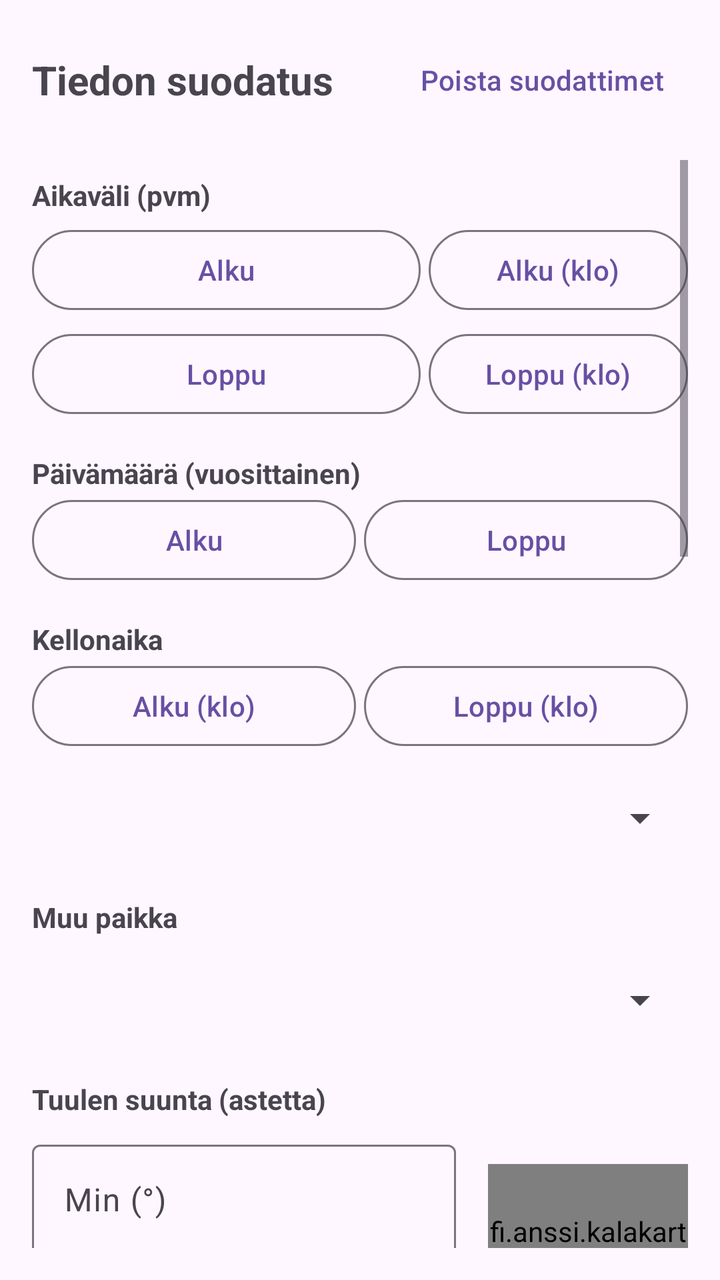
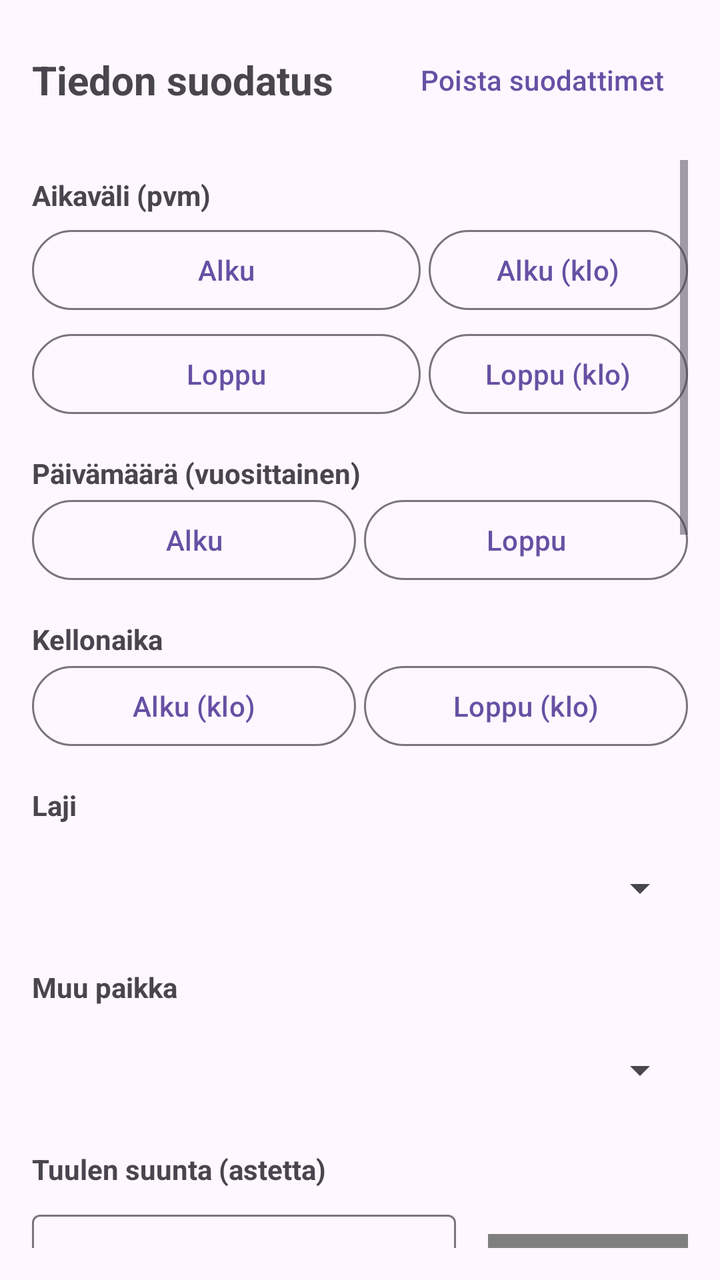

Two renders of the same Android screen: before a commit and after it. Below are the layout's source before the change and the commit's diff.
<!-- AndroidManifest.xml: application theme Theme.KalaKartta -->
<!-- res/layout/activity_filter.xml -->
<?xml version="1.0" encoding="utf-8"?>
<LinearLayout xmlns:android="http://schemas.android.com/apk/res/android"
    xmlns:app="http://schemas.android.com/apk/res-auto"
    xmlns:tools="http://schemas.android.com/tools"
    android:layout_width="match_parent"
    android:layout_height="match_parent"
    android:orientation="vertical"
    android:padding="16dp">

    <RelativeLayout
        android:layout_width="match_parent"
        android:layout_height="wrap_content"
        android:layout_marginBottom="16dp">

        <TextView
            android:layout_width="wrap_content"
            android:layout_height="wrap_content"
            android:layout_centerVertical="true"
            android:text="@string/data_filtering"
            android:textSize="20sp"
            android:textStyle="bold" />

        <Button
            android:id="@+id/clearFiltersButton"
            style="@style/Widget.Material3.Button.TextButton"
            android:layout_width="wrap_content"
            android:layout_height="wrap_content"
            android:layout_alignParentEnd="true"
            android:text="@string/clear_filters" />
    </RelativeLayout>

    <ScrollView
        android:layout_width="match_parent"
        android:layout_height="match_parent"
        android:isScrollContainer="true">

        <LinearLayout
            android:layout_width="match_parent"
            android:layout_height="wrap_content"
            android:orientation="vertical">

            
            <TextView
                android:layout_width="match_parent"
                android:layout_height="wrap_content"
                android:text="@string/date_range"
                android:textStyle="bold"
                android:layout_marginTop="8dp"/>

            <LinearLayout
                android:layout_width="match_parent"
                android:layout_height="wrap_content"
                android:orientation="horizontal"
                android:gravity="center_vertical"
                android:layout_marginTop="4dp">
                <Button
                    android:id="@+id/startDateButton"
                    style="@style/Widget.Material3.Button.OutlinedButton"
                    android:layout_width="0dp"
                    android:layout_weight="1.5"
                    android:layout_height="wrap_content"
                    android:text="@string/start_date" />
                <ImageButton
                    android:id="@+id/clearStartDateButton"
                    android:layout_width="40dp"
                    android:layout_height="40dp"
                    android:background="?attr/selectableItemBackgroundBorderless"
                    android:src="@android:drawable/ic_menu_close_clear_cancel"
                    app:tint="@android:color/holo_red_dark"
                    android:visibility="gone"
                    tools:visibility="visible"
                    android:contentDescription="Tyhjennä" />
                <Button
                    android:id="@+id/startTimeButton"
                    style="@style/Widget.Material3.Button.OutlinedButton"
                    android:layout_width="0dp"
                    android:layout_weight="1"
                    android:layout_height="wrap_content"
                    android:layout_marginStart="4dp"
                    android:text="@string/start_time" />
                <ImageButton
                    android:id="@+id/clearStartTimeButton"
                    android:layout_width="40dp"
                    android:layout_height="40dp"
                    android:background="?attr/selectableItemBackgroundBorderless"
                    android:src="@android:drawable/ic_menu_close_clear_cancel"
                    app:tint="@android:color/holo_red_dark"
                    android:visibility="gone"
                    tools:visibility="visible"
                    android:contentDescription="Tyhjennä" />
            </LinearLayout>

            <LinearLayout
                android:layout_width="match_parent"
                android:layout_height="wrap_content"
                android:orientation="horizontal"
                android:gravity="center_vertical"
                android:layout_marginTop="4dp">
                <Button
                    android:id="@+id/endDateButton"
                    style="@style/Widget.Material3.Button.OutlinedButton"
                    android:layout_width="0dp"
                    android:layout_weight="1.5"
                    android:layout_height="wrap_content"
                    android:text="@string/end_date" />
                <ImageButton
                    android:id="@+id/clearEndDateButton"
                    android:layout_width="40dp"
                    android:layout_height="40dp"
                    android:background="?attr/selectableItemBackgroundBorderless"
                    android:src="@android:drawable/ic_menu_close_clear_cancel"
                    app:tint="@android:color/holo_red_dark"
                    android:visibility="gone"
                    tools:visibility="visible"
                    android:contentDescription="Tyhjennä" />
                <Button
                    android:id="@+id/endTimeButton"
                    style="@style/Widget.Material3.Button.OutlinedButton"
                    android:layout_width="0dp"
                    android:layout_weight="1"
                    android:layout_height="wrap_content"
                    android:layout_marginStart="4dp"
                    android:text="@string/end_time" />
                <ImageButton
                    android:id="@+id/clearEndTimeButton"
                    android:layout_width="40dp"
                    android:layout_height="40dp"
                    android:background="?attr/selectableItemBackgroundBorderless"
                    android:src="@android:drawable/ic_menu_close_clear_cancel"
                    app:tint="@android:color/holo_red_dark"
                    android:visibility="gone"
                    tools:visibility="visible"
                    android:contentDescription="Tyhjennä" />
            </LinearLayout>

            
            <TextView
                android:layout_width="match_parent"
                android:layout_height="wrap_content"
                android:text="@string/annual_date_range"
                android:textStyle="bold"
                android:layout_marginTop="16dp"/>

            <LinearLayout
                android:layout_width="match_parent"
                android:layout_height="wrap_content"
                android:orientation="horizontal"
                android:gravity="center_vertical">
                <Button
                    android:id="@+id/annualStartButton"
                    style="@style/Widget.Material3.Button.OutlinedButton"
                    android:layout_width="0dp"
                    android:layout_weight="1"
                    android:layout_height="wrap_content"
                    android:text="@string/start_date" />
                <ImageButton
                    android:id="@+id/clearAnnualStartDateButton"
                    android:layout_width="40dp"
                    android:layout_height="40dp"
                    android:background="?attr/selectableItemBackgroundBorderless"
                    android:src="@android:drawable/ic_menu_close_clear_cancel"
                    app:tint="@android:color/holo_red_dark"
                    android:visibility="gone"
                    tools:visibility="visible"
                    android:contentDescription="Tyhjennä" />
                <Button
                    android:id="@+id/annualEndButton"
                    style="@style/Widget.Material3.Button.OutlinedButton"
                    android:layout_width="0dp"
                    android:layout_weight="1"
                    android:layout_height="wrap_content"
                    android:layout_marginStart="4dp"
                    android:text="@string/end_date" />
                <ImageButton
                    android:id="@+id/clearAnnualEndDateButton"
                    android:layout_width="40dp"
                    android:layout_height="40dp"
                    android:background="?attr/selectableItemBackgroundBorderless"
                    android:src="@android:drawable/ic_menu_close_clear_cancel"
                    app:tint="@android:color/holo_red_dark"
                    android:visibility="gone"
                    tools:visibility="visible"
                    android:contentDescription="Tyhjennä" />
            </LinearLayout>

            <TextView
                android:layout_width="match_parent"
                android:layout_height="wrap_content"
                android:text="@string/time_range"
                android:textStyle="bold"
                android:layout_marginTop="16dp"/>

            <LinearLayout
                android:layout_width="match_parent"
                android:layout_height="wrap_content"
                android:orientation="horizontal"
                android:gravity="center_vertical">
                <Button
                    android:id="@+id/annualStartTimeButton"
                    style="@style/Widget.Material3.Button.OutlinedButton"
                    android:layout_width="0dp"
                    android:layout_weight="1"
                    android:layout_height="wrap_content"
                    android:text="@string/start_time" />
                <ImageButton
                    android:id="@+id/clearAnnualStartTimeButton"
                    android:layout_width="40dp"
                    android:layout_height="40dp"
                    android:background="?attr/selectableItemBackgroundBorderless"
                    android:src="@android:drawable/ic_menu_close_clear_cancel"
                    app:tint="@android:color/holo_red_dark"
                    android:visibility="gone"
                    tools:visibility="visible"
                    android:contentDescription="Tyhjennä" />
                <Button
                    android:id="@+id/annualEndTimeButton"
                    style="@style/Widget.Material3.Button.OutlinedButton"
                    android:layout_width="0dp"
                    android:layout_weight="1"
                    android:layout_height="wrap_content"
                    android:layout_marginStart="4dp"
                    android:text="@string/end_time" />
                <ImageButton
                    android:id="@+id/clearAnnualEndTimeButton"
                    android:layout_width="40dp"
                    android:layout_height="40dp"
                    android:background="?attr/selectableItemBackgroundBorderless"
                    android:src="@android:drawable/ic_menu_close_clear_cancel"
                    app:tint="@android:color/holo_red_dark"
                    android:visibility="gone"
                    tools:visibility="visible"
                    android:contentDescription="Tyhjennä" />
            </LinearLayout>

            

            <Spinner
                android:id="@+id/speciesSpinner"
                android:layout_width="match_parent"
                android:layout_height="wrap_content"
                android:layout_marginTop="8dp"
                android:minHeight="48dp" />

            <LinearLayout
                android:id="@+id/otherSpeciesContainer"
                android:layout_width="match_parent"
                android:layout_height="wrap_content"
                android:orientation="vertical"
                android:visibility="gone">
                <TextView
                    android:layout_width="match_parent"
                    android:layout_height="wrap_content"
                    android:text="Muu kalalaji:"
                    android:layout_marginTop="8dp" />
                <Spinner
                    android:id="@+id/otherSpeciesSpinner"
                    android:layout_width="match_parent"
                    android:layout_height="wrap_content"
                    android:layout_marginTop="8dp"
                    android:minHeight="48dp" />
            </LinearLayout>

            
            <TextView
                android:layout_width="match_parent"
                android:layout_height="wrap_content"
                android:text="@string/place_type"
                android:textStyle="bold"
                android:layout_marginTop="16dp"/>

            <Spinner
                android:id="@+id/placeTypeSpinner"
                android:layout_width="match_parent"
                android:layout_height="wrap_content"
                android:layout_marginTop="8dp"
                android:minHeight="48dp" />
            
            
            <TextView
                android:layout_width="match_parent"
                android:layout_height="wrap_content"
                android:text="@string/wind_direction"
                android:textStyle="bold"
                android:layout_marginTop="16dp"/>

            <LinearLayout
                android:layout_width="match_parent"
                android:layout_height="wrap_content"
                android:orientation="horizontal"
                android:gravity="center_vertical"
                android:layout_marginTop="8dp">

                <LinearLayout
                    android:layout_width="0dp"
                    android:layout_weight="1"
                    android:layout_height="wrap_content"
                    android:orientation="vertical">

                    <com.google.android.material.textfield.TextInputLayout
                        android:layout_width="match_parent"
                        android:layout_height="wrap_content"
                        android:hint="@string/min_degrees">
                        <com.google.android.material.textfield.TextInputEditText
                            android:id="@+id/windMinEdit"
                            android:layout_width="match_parent"
                            android:layout_height="wrap_content"
                            android:inputType="numberDecimal"
                            android:imeOptions="actionNext" />
                    </com.google.android.material.textfield.TextInputLayout>

                    <com.google.android.material.textfield.TextInputLayout
                        android:layout_width="match_parent"
                        android:layout_height="wrap_content"
                        android:layout_marginTop="8dp"
                        android:hint="@string/max_degrees">
                        <com.google.android.material.textfield.TextInputEditText
                            android:id="@+id/windMaxEdit"
                            android:layout_width="match_parent"
                            android:layout_height="wrap_content"
                            android:inputType="numberDecimal"
                            android:imeOptions="actionNext" />
                    </com.google.android.material.textfield.TextInputLayout>
                </LinearLayout>

                <fi.anssi.kalakartta.ui.WindDirectionView
                    android:id="@+id/windDirectionPreview"
                    android:layout_width="100dp"
                    android:layout_height="100dp"
                    android:layout_marginStart="16dp" />

            </LinearLayout>

            
            <TextView
                android:layout_width="match_parent"
                android:layout_height="wrap_content"
                android:text="@string/pressure"
                android:textStyle="bold"
                android:layout_marginTop="16dp"/>

            <LinearLayout
                android:layout_width="match_parent"
                android:layout_height="wrap_content"
                android:orientation="horizontal"
                android:layout_marginTop="8dp">

                <com.google.android.material.textfield.TextInputLayout
                    android:layout_width="0dp"
                    android:layout_weight="1"
                    android:layout_height="wrap_content"
                    android:hint="@string/min_pressure">
                    <com.google.android.material.textfield.TextInputEditText
                        android:id="@+id/pressureMinEdit"
                        android:layout_width="match_parent"
                        android:layout_height="wrap_content"
                        android:inputType="numberDecimal"
                        android:imeOptions="actionNext" />
                </com.google.android.material.textfield.TextInputLayout>

                <com.google.android.material.textfield.TextInputLayout
                    android:layout_width="0dp"
                    android:layout_weight="1"
                    android:layout_height="wrap_content"
                    android:layout_marginStart="8dp"
                    android:hint="@string/max_pressure">
                    <com.google.android.material.textfield.TextInputEditText
                        android:id="@+id/pressureMaxEdit"
                        android:layout_width="match_parent"
                        android:layout_height="wrap_content"
                        android:inputType="numberDecimal"
                        android:imeOptions="actionNext" />
                </com.google.android.material.textfield.TextInputLayout>
            </LinearLayout>

            
            <TextView
                android:layout_width="match_parent"
                android:layout_height="wrap_content"
                android:text="@string/water_temp_c"
                android:textStyle="bold"
                android:layout_marginTop="16dp"/>

            <LinearLayout
                android:layout_width="match_parent"
                android:layout_height="wrap_content"
                android:orientation="horizontal"
                android:layout_marginTop="8dp">

                <com.google.android.material.textfield.TextInputLayout
                    android:layout_width="0dp"
                    android:layout_weight="1"
                    android:layout_height="wrap_content"
                    android:hint="@string/min_temp">
                    <com.google.android.material.textfield.TextInputEditText
                        android:id="@+id/waterTempMinEdit"
                        android:layout_width="match_parent"
                        android:layout_height="wrap_content"
                        android:inputType="numberDecimal"
                        android:imeOptions="actionNext" />
                </com.google.android.material.textfield.TextInputLayout>

                <com.google.android.material.textfield.TextInputLayout
                    android:layout_width="0dp"
                    android:layout_weight="1"
                    android:layout_height="wrap_content"
                    android:layout_marginStart="8dp"
                    android:hint="@string/max_temp">
                    <com.google.android.material.textfield.TextInputEditText
                        android:id="@+id/waterTempMaxEdit"
                        android:layout_width="match_parent"
                        android:layout_height="wrap_content"
                        android:inputType="numberDecimal"
                        android:imeOptions="actionDone" />
                </com.google.android.material.textfield.TextInputLayout>
            </LinearLayout>

            <TextView
                android:layout_width="match_parent"
                android:layout_height="wrap_content"
                android:text="@string/free_text"
                android:textStyle="bold"
                android:layout_marginTop="16dp"/>

            <com.google.android.material.textfield.TextInputLayout
                android:layout_width="match_parent"
                android:layout_height="wrap_content"
                android:layout_marginTop="8dp">
                <com.google.android.material.textfield.TextInputEditText
                    android:id="@+id/freeTextEdit"
                    android:layout_width="match_parent"
                    android:layout_height="wrap_content"
                    android:inputType="text"
                    android:imeOptions="actionDone" />
            </com.google.android.material.textfield.TextInputLayout>

            <TextView
                android:layout_width="match_parent"
                android:layout_height="wrap_content"
                android:text="@string/fisherman"
                android:textStyle="bold"
                android:layout_marginTop="16dp"/>

            <Spinner
                android:id="@+id/fishermanSpinner"
                android:layout_width="match_parent"
                android:layout_height="wrap_content"
                android:layout_marginTop="8dp"
                android:minHeight="48dp" />

            <CheckBox
                android:id="@+id/onlyCaughtFishCheckBox"
                android:layout_width="match_parent"
                android:layout_height="wrap_content"
                android:text="Näytä vain saadut kalat"
                android:layout_marginTop="8dp" />

            <CheckBox
                android:id="@+id/onlyFishPointsCheckBox"
                android:layout_width="match_parent"
                android:layout_height="wrap_content"
                android:text="Näytä vain kalapisteet"
                android:layout_marginTop="4dp" />

            <Button
                android:id="@+id/okButton"
                style="@style/Widget.Material3.Button.TextButton"
                android:layout_width="match_parent"
                android:layout_height="wrap_content"
                android:layout_marginTop="16dp"
                android:text="@string/ok" />

            
            <View
                android:layout_width="match_parent"
                android:layout_height="300dp" />

        </LinearLayout>
    </ScrollView>
</LinearLayout>
<!-- resources referenced by this layout -->
<resources>
  <string name="annual_date_range">Päivämäärä (vuosittainen)</string>
  <string name="clear_filters">Poista suodattimet</string>
  <string name="data_filtering">Tiedon suodatus</string>
  <string name="date_range">Aikaväli (pvm)</string>
  <string name="end_date">Loppu</string>
  <string name="end_time">Loppu (klo)</string>
  <string name="fisherman">Kalastaja</string>
  <string name="free_text">Vapaa teksti</string>
  <string name="max_degrees">Max (°)</string>
  <string name="max_pressure">Max (hPa)</string>
  <string name="max_temp">Max (C)</string>
  <string name="min_degrees">Min (°)</string>
  <string name="min_pressure">Min (hPa)</string>
  <string name="min_temp">Min (C)</string>
  <string name="ok">OK</string>
  <string name="place_type">Muu paikka</string>
  <string name="pressure">Ilmanpaine (hPa)</string>
  <string name="start_date">Alku</string>
  <string name="start_time">Alku (klo)</string>
  <string name="time_range">Kellonaika</string>
  <string name="water_temp_c">Veden lämpötila (C)</string>
  <string name="wind_direction">Tuulen suunta (astetta)</string>
  <style name="Theme.KalaKartta" parent="Base.Theme.KalaKartta" />
  <style name="Base.Theme.KalaKartta" parent="Theme.Material3.DayNight.NoActionBar">
          
          
          <item name="editTextStyle">@style/Widget.AppCompat.EditText</item>
          <item name="android:spinnerStyle">@style/Widget.AppCompat.Spinner</item>
      </style>
</resources>

<!-- the commit's change to res/layout/activity_filter.xml (unified diff, before → after) -->
@@ -233,6 +233,12 @@
             </LinearLayout>
 
             
+            <TextView
+                android:layout_width="match_parent"
+                android:layout_height="wrap_content"
+                android:text="@string/species"
+                android:textStyle="bold"
+                android:layout_marginTop="16dp"/>
 
             <Spinner
                 android:id="@+id/speciesSpinner"
@@ -461,6 +467,13 @@
                 android:text="Näytä vain kalapisteet"
                 android:layout_marginTop="4dp" />
 
+            <CheckBox
+                android:id="@+id/onlyNonFishPointsCheckBox"
+                android:layout_width="match_parent"
+                android:layout_height="wrap_content"
+                android:text="Näytä vain muut kuin kalapisteet"
+                android:layout_marginTop="4dp" />
+
             <Button
                 android:id="@+id/okButton"
                 style="@style/Widget.Material3.Button.TextButton"
<!-- resource entries referenced after the edit -->
@@ -17,6 +17,7 @@
   <string name="ok">OK</string>
   <string name="place_type">Muu paikka</string>
   <string name="pressure">Ilmanpaine (hPa)</string>
+  <string name="species">Laji</string>
   <string name="start_date">Alku</string>
   <string name="start_time">Alku (klo)</string>
   <string name="time_range">Kellonaika</string>
